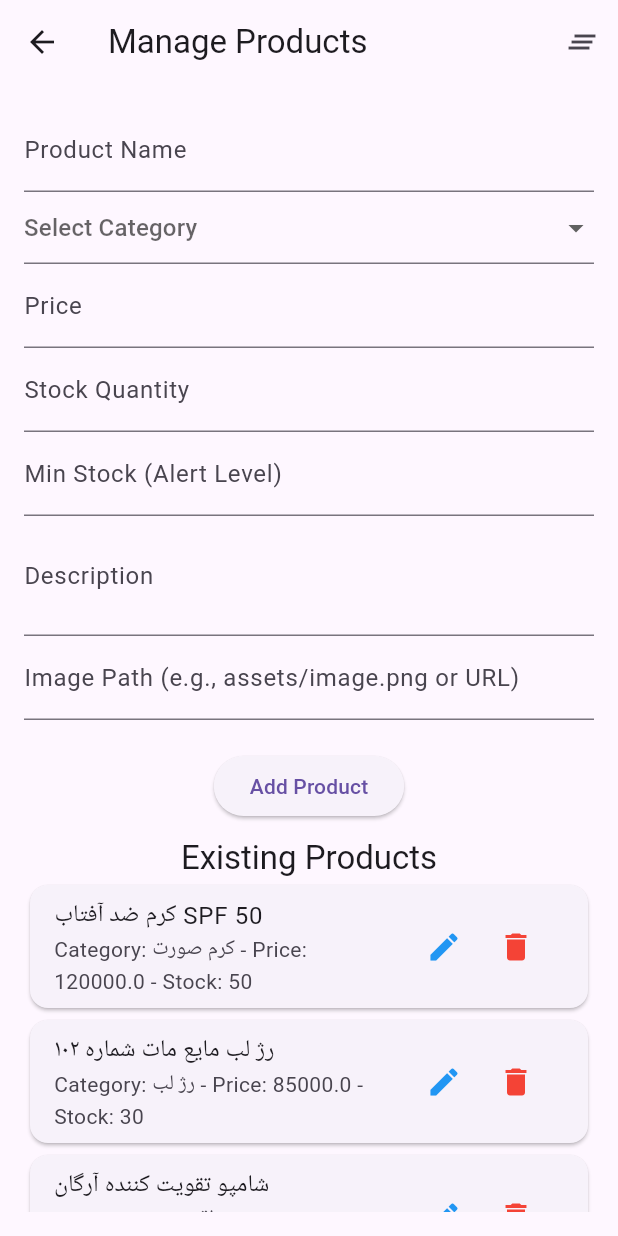
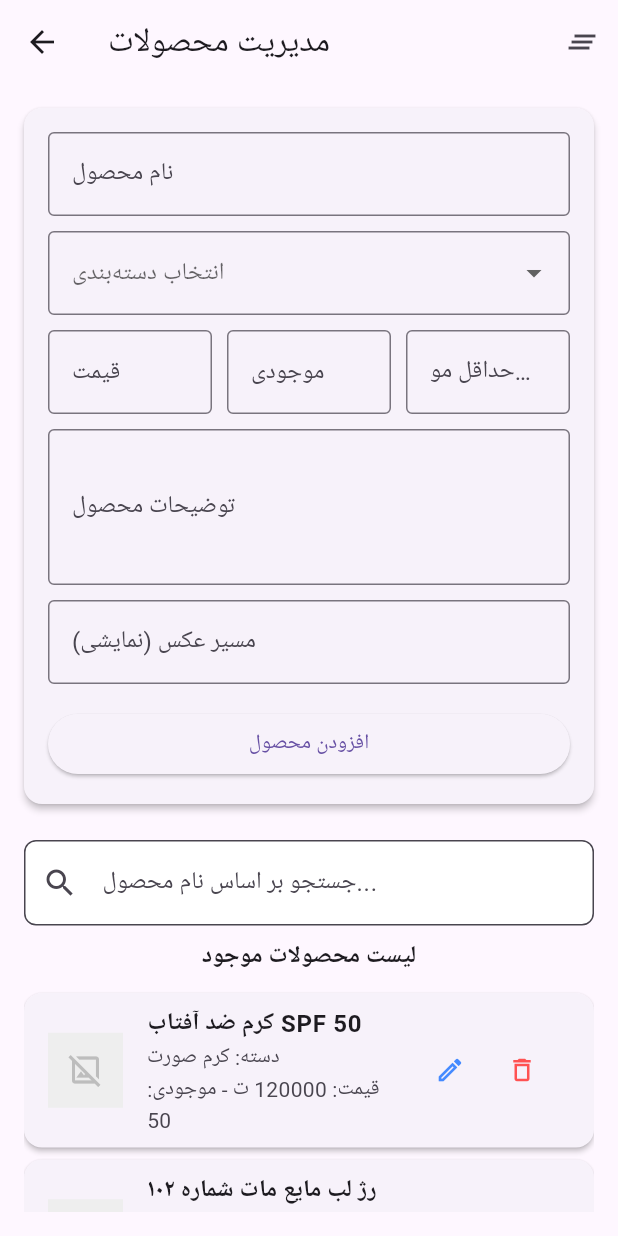
Before and after one commit to ahmadtahmasebi/ahmadtahmasebi, a Flutter app: the ProductManagementScreen screen opened directly, on a phone screen of 412 x 824 dp. Run offline on Flutter 3.47's test engine with Material 3 defaults, Android fonts, the phone set to English and light mode, and no system bars; accounts and stored records are empty; Roboto replaces fonts that are missing (Vazir).

Commit message:
feat: Enhance Admin Panel with Dashboard, User UI, and Product Stats
This commit significantly enhances the Admin Panel with several new features
and improvements:

1.  **Admin Dashboard:**
    *   Added a new dashboard screen.
    *   Displays total counts for products, categories, and articles.
    *   Shows a breakdown of product counts per category.
    *   Includes product-specific statistics: product with most/least stock,
        and average product price.

2.  **Placeholder User Management UI:**
    *   Created a "User Management" screen with a list display for sample users.
    *   Includes a dialog form for adding/editing users (UI only).
    *   CRUD operations are placeholders and show SnackBars.
    *   Added a `UserService` with initial sample user data.

3.  **Enhanced Product Management List:**
    *   The product list in "Manage Products" now includes image placeholders.
    *   Added a client-side search bar to filter products by name.
    *   Improved display of product details in the list.

4.  **Navigation:** Updated the main Admin Panel screen to provide clear
    navigation to all these new and existing management sections.

All data management remains in-memory due to ongoing environment
limitations preventing database package integration.

```diff
--- a/pharmacy_product_app/lib/src/screens/admin/product_management_screen.dart
+++ b/pharmacy_product_app/lib/src/screens/admin/product_management_screen.dart
@@ -3,11 +3,10 @@ import 'package:flutter/services.dart'; // For TextInputFormatter
 import '../../models/product.dart';
 import '../../models/category.dart';
 import '../../services/product_service.dart';
-import '../../services/category_service.dart'; // To fetch categories for dropdown
+import '../../services/category_service.dart';
 
-// Initialize services (simple global instances for now)
 final ProductService _productService = ProductService();
-final CategoryService _categoryService = CategoryService(); // Already used in category_management_screen
+final CategoryService _categoryService = CategoryService();
 
 class ProductManagementScreen extends StatefulWidget {
   @override
@@ -15,39 +14,68 @@ class ProductManagementScreen extends StatefulWidget {
 }
 
 class _ProductManagementScreenState extends State<ProductManagementScreen> {
-  List<Product> _products = [];
+  List<Product> _allProducts = []; // Store all products from service
+  List<Product> _filteredProducts = []; // Products to display after filtering
   List<Category> _categories = [];
   String? _selectedCategoryId;
-  Product? _selectedProduct; // For editing
+  Product? _selectedProduct;
 
   final _formKey = GlobalKey<FormState>();
   final _nameController = TextEditingController();
   final _priceController = TextEditingController();
   final _descriptionController = TextEditingController();
-  final _imagePathController = TextEditingController(); // Simple text input for now
+  final _imagePathController = TextEditingController();
   final _stockController = TextEditingController();
   final _minStockController = TextEditingController();
+  final _searchController = TextEditingController(); // For search functionality
 
   @override
   void initState() {
     super.initState();
-    _loadProducts();
-    _loadCategories();
+    _loadInitialData();
+    _searchController.addListener(_filterProducts);
   }
 
-  void _loadProducts() {
+  @override
+  void dispose() {
+    _searchController.removeListener(_filterProducts);
+    _searchController.dispose();
+    _nameController.dispose();
+    _priceController.dispose();
+    _descriptionController.dispose();
+    _imagePathController.dispose();
+    _stockController.dispose();
+    _minStockController.dispose();
+    super.dispose();
+  }
+
+  void _loadInitialData() {
+    if (mounted) {
       setState(() {
-      _products = _productService.getAllProducts();
+        _allProducts = _productService.getAllProducts();
+        _filteredProducts = List.from(_allProducts); // Initially, show all
+        _categories = _categoryService.getAllCategories();
+        if (_categories.isNotEmpty && _selectedCategoryId == null) {
+          // Optionally default _selectedCategoryId here if needed for the form
+        }
       });
     }
+  }
 
-  void _loadCategories() {
+  void _filterProducts() {
+    String searchTerm = _searchController.text.toLowerCase();
+    if (mounted) {
       setState(() {
-      _categories = _categoryService.getAllCategories();
-      if (_categories.isNotEmpty && _selectedCategoryId == null) {
-        //_selectedCategoryId = _categories.first.id; // Default to first category if none selected
+        if (searchTerm.isEmpty) {
+          _filteredProducts = List.from(_allProducts);
+        } else {
+          _filteredProducts = _allProducts
+              .where((product) =>
+                  product.name.toLowerCase().contains(searchTerm))
+              .toList();
         }
       });
+    }
   }
 
   void _addOrUpdateProduct() {
@@ -65,9 +93,8 @@ class _ProductManagementScreenState extends State<ProductManagementScreen> {
         return;
       }
 
-
       final productData = Product(
-        id: _selectedProduct?.id ?? DateTime.now().millisecondsSinceEpoch.toString(), // Simple unique ID
+        id: _selectedProduct?.id ?? DateTime.now().millisecondsSinceEpoch.toString(),
         name: _nameController.text,
         categoryId: _selectedCategoryId!,
         price: double.tryParse(_priceController.text) ?? 0.0,
@@ -79,31 +106,34 @@ class _ProductManagementScreenState extends State<ProductManagementScreen> {
         viewCount: _selectedProduct?.viewCount ?? 0,
       );
 
-      if (_selectedProduct == null) { // Add new
+      if (_selectedProduct == null) {
         _productService.addProduct(productData);
         ScaffoldMessenger.of(context).showSnackBar(
           SnackBar(content: Text('Product added!')),
         );
-      } else { // Update existing
+      } else {
         _productService.updateProduct(productData);
         ScaffoldMessenger.of(context).showSnackBar(
           SnackBar(content: Text('Product updated!')),
         );
       }
       _clearForm();
-      _loadProducts();
+      _loadInitialData(); // Reload all data and re-apply search
+      _filterProducts(); // Explicitly call filter after load
     }
   }
 
   void _deleteProduct(String productId) {
     _productService.deleteProduct(productId);
-    _loadProducts();
+    _loadInitialData(); // Reload all data
+    _filterProducts(); // Re-apply search
     ScaffoldMessenger.of(context).showSnackBar(
       SnackBar(content: Text('Product deleted!')),
     );
   }
 
   void _selectProductForEditing(Product product) {
+    if (mounted) {
       setState(() {
         _selectedProduct = product;
         _nameController.text = product.name;
@@ -115,58 +145,73 @@ class _ProductManagementScreenState extends State<ProductManagementScreen> {
         _minStockController.text = product.minStock.toString();
       });
     }
+  }
 
   void _clearForm() {
+    if (mounted) {
       setState(() {
         _selectedProduct = null;
-      _formKey.currentState?.reset();
+        _formKey.currentState?.reset(); // Resets validation state
         _nameController.clear();
         _priceController.clear();
         _descriptionController.clear();
         _imagePathController.clear();
         _stockController.clear();
         _minStockController.clear();
-      // _selectedCategoryId = _categories.isNotEmpty ? _categories.first.id : null; // Reset dropdown
-      _selectedCategoryId = null;
-       // If you want to reset the dropdown to the first item or null:
+        //_selectedCategoryId = _categories.isNotEmpty && _categories.any((c) => c.id == _selectedCategoryId) ? _selectedCategoryId : null;
          if (_categories.isNotEmpty) {
-       // _selectedCategoryId = _categories.first.id; // Or null to show hint text
+            // Keep current category or set to null/first. For now, keep if valid, else null.
+            bool currentCategoryStillValid = _categories.any((c) => c.id == _selectedCategoryId);
+            if(!currentCategoryStillValid) _selectedCategoryId = null;
+
          } else {
              _selectedCategoryId = null;
          }
+        // _searchController.clear(); // Optionally clear search on form clear
       });
+    }
   }
 
   @override
   Widget build(BuildContext context) {
     return Scaffold(
       appBar: AppBar(
-        title: Text('Manage Products'),
+        title: Text('مدیریت محصولات'),
         actions: [
           IconButton(
             icon: Icon(Icons.clear_all),
             onPressed: _clearForm,
-            tooltip: 'Clear Form',
+            tooltip: 'پاک کردن فرم',
           )
         ],
       ),
       body: Padding(
         padding: const EdgeInsets.all(16.0),
+        child: Column(
+          children: [
+            // Form Section (wrapped in a Card for better separation)
+            Card(
+              elevation: 2,
+              margin: EdgeInsets.only(bottom: 16),
+              child: Padding(
+                padding: const EdgeInsets.all(16.0),
                 child: Form(
                   key: _formKey,
                   child: Column(
+                    mainAxisSize: MainAxisSize.min, // Important for Column in Card
                     children: [
-              // Form fields
                       TextFormField(
                         controller: _nameController,
-                decoration: InputDecoration(labelText: 'Product Name'),
-                validator: (value) => value == null || value.isEmpty ? 'Name is required' : null,
+                        decoration: InputDecoration(labelText: 'نام محصول', border: OutlineInputBorder()),
+                        validator: (value) => value == null || value.isEmpty ? 'نام محصول الزامی است' : null,
                       ),
-              if (_categories.isNotEmpty) // Only show dropdown if categories exist
+                      SizedBox(height: 10),
+                      if (_categories.isNotEmpty)
                         DropdownButtonFormField<String>(
                           value: _selectedCategoryId,
-                  hint: Text('Select Category'),
+                          hint: Text('انتخاب دسته‌بندی'),
                           isExpanded: true,
+                          decoration: InputDecoration(border: OutlineInputBorder()),
                           items: _categories.map((Category category) {
                             return DropdownMenuItem<String>(
                               value: category.id,
@@ -174,93 +219,93 @@ class _ProductManagementScreenState extends State<ProductManagementScreen> {
                             );
                           }).toList(),
                           onChanged: (String? newValue) {
-                    setState(() {
-                      _selectedCategoryId = newValue;
-                    });
+                            if (mounted) setState(() => _selectedCategoryId = newValue);
                           },
-                  validator: (value) => value == null ? 'Category is required' : null,
+                          validator: (value) => value == null ? 'دسته‌بندی الزامی است' : null,
                         )
                       else
                         Padding(
                           padding: const EdgeInsets.symmetric(vertical: 8.0),
-                  child: Text('No categories available. Please add categories first.', style: TextStyle(color: Colors.red)),
+                          child: Text('دسته‌بندی موجود نیست. ابتدا دسته‌بندی اضافه کنید.', style: TextStyle(color: Colors.red)),
                         ),
-              TextFormField(
-                controller: _priceController,
-                decoration: InputDecoration(labelText: 'Price'),
-                keyboardType: TextInputType.numberWithOptions(decimal: true),
-                inputFormatters: <TextInputFormatter>[
-                    FilteringTextInputFormatter.allow(RegExp(r'^\d*\.?\d*')),
-                ],
-                validator: (value) {
-                  if (value == null || value.isEmpty) return 'Price is required';
-                  if (double.tryParse(value) == null) return 'Invalid price';
-                  return null;
-                },
-              ),
-              TextFormField(
-                controller: _stockController,
-                decoration: InputDecoration(labelText: 'Stock Quantity'),
-                keyboardType: TextInputType.number,
-                inputFormatters: <TextInputFormatter>[FilteringTextInputFormatter.digitsOnly],
-                 validator: (value) {
-                  if (value == null || value.isEmpty) return 'Stock is required';
-                  if (int.tryParse(value) == null) return 'Invalid stock quantity';
-                  return null;
-                }
-              ),
-              TextFormField(
-                controller: _minStockController,
-                decoration: InputDecoration(labelText: 'Min Stock (Alert Level)'),
-                keyboardType: TextInputType.number,
-                inputFormatters: <TextInputFormatter>[FilteringTextInputFormatter.digitsOnly],
-                 validator: (value) {
-                  if (value == null || value.isEmpty) return 'Min stock is required';
-                  if (int.tryParse(value) == null) return 'Invalid min stock quantity';
-                  return null;
-                }
-              ),
-              TextFormField(
-                controller: _descriptionController,
-                decoration: InputDecoration(labelText: 'Description'),
-                maxLines: 2,
-              ),
-              TextFormField(
-                controller: _imagePathController,
-                decoration: InputDecoration(labelText: 'Image Path (e.g., assets/image.png or URL)'),
-              ),
-              SizedBox(height: 20),
+                      SizedBox(height: 10),
+                      Row(children: [
+                        Expanded(child: TextFormField(controller: _priceController, decoration: InputDecoration(labelText: 'قیمت', border: OutlineInputBorder()), keyboardType: TextInputType.numberWithOptions(decimal: true), inputFormatters: <TextInputFormatter>[FilteringTextInputFormatter.allow(RegExp(r'^\d*\.?\d*'))], validator: (value) => (value == null || value.isEmpty) ? 'قیمت الزامی است' : (double.tryParse(value) == null ? 'قیمت نامعتبر' : null))),
+                        SizedBox(width: 10),
+                        Expanded(child: TextFormField(controller: _stockController, decoration: InputDecoration(labelText: 'موجودی', border: OutlineInputBorder()), keyboardType: TextInputType.number, inputFormatters: <TextInputFormatter>[FilteringTextInputFormatter.digitsOnly], validator: (value) => (value == null || value.isEmpty) ? 'موجودی الزامی است' : (int.tryParse(value) == null ? 'موجودی نامعتبر' : null))),
+                        SizedBox(width: 10),
+                        Expanded(child: TextFormField(controller: _minStockController, decoration: InputDecoration(labelText: 'حداقل موجودی', border: OutlineInputBorder()), keyboardType: TextInputType.number, inputFormatters: <TextInputFormatter>[FilteringTextInputFormatter.digitsOnly], validator: (value) => (value == null || value.isEmpty) ? 'حداقل موجودی الزامی است' : (int.tryParse(value) == null ? 'حداقل موجودی نامعتبر' : null))),
+                      ]),
+                      SizedBox(height: 10),
+                      TextFormField(controller: _descriptionController, decoration: InputDecoration(labelText: 'توضیحات محصول', border: OutlineInputBorder()), maxLines: 3),
+                      SizedBox(height: 10),
+                      TextFormField(controller: _imagePathController, decoration: InputDecoration(labelText: 'مسیر عکس (نمایشی)', border: OutlineInputBorder())),
+                      SizedBox(height: 16),
                       ElevatedButton(
                         onPressed: _addOrUpdateProduct,
-                child: Text(_selectedProduct == null ? 'Add Product' : 'Update Product'),
+                        child: Text(_selectedProduct == null ? 'افزودن محصول' : 'ذخیره تغییرات محصول'),
+                        style: ElevatedButton.styleFrom(minimumSize: Size(double.infinity, 40)),
                       ),
-              SizedBox(height: 10),
-              Text('Existing Products', style: Theme.of(context).textTheme.headline6),
+                    ],
+                  ),
+                ),
+              ),
+            ),
+            // Search Bar
+            Padding(
+              padding: const EdgeInsets.symmetric(vertical: 8.0),
+              child: TextField(
+                controller: _searchController,
+                decoration: InputDecoration(
+                  labelText: 'جستجو بر اساس نام محصول...',
+                  hintText: 'نام محصول را وارد کنید',
+                  prefixIcon: Icon(Icons.search),
+                  border: OutlineInputBorder(borderRadius: BorderRadius.circular(8.0)),
+                  filled: true,
+                  fillColor: Colors.white,
+                ),
+              ),
+            ),
+            // Product List Title
+            Text('لیست محصولات موجود', style: Theme.of(context).textTheme.subtitle1?.copyWith(fontWeight: FontWeight.bold)),
+            SizedBox(height: 8),
+            // Product List
             Expanded(
-                child: _products.isEmpty
-                    ? Center(child: Text('No products found.'))
+              child: _filteredProducts.isEmpty
+                  ? Center(child: Text(_searchController.text.isEmpty ? 'محصولی یافت نشد.' : 'نتیجه‌ای برای جستجوی شما یافت نشد.'))
                   : ListView.builder(
-                        itemCount: _products.length,
+                      itemCount: _filteredProducts.length,
                       itemBuilder: (context, index) {
-                          final product = _products[index];
-                          final categoryName = _categoryService.getCategoryById(product.categoryId)?.name ?? 'Unknown Category';
+                        final product = _filteredProducts[index];
+                        final categoryName = _categoryService.getCategoryById(product.categoryId)?.name ?? 'نامشخص';
                         return Card(
+                          elevation: 1.5,
+                          margin: EdgeInsets.symmetric(vertical: 4.0),
                           child: ListTile(
-                              title: Text(product.name),
-                              subtitle: Text('Category: $categoryName - Price: ${product.price} - Stock: ${product.stock}'),
+                            leading: Container( // Image Placeholder
+                              width: 50,
+                              height: 50,
+                              color: Colors.grey[200],
+                              child: product.imagePath.isNotEmpty
+                                     ? Icon(Icons.image_outlined, color: Colors.grey[500])
+                                     : Icon(Icons.image_not_supported_outlined, color: Colors.grey[400]),
+                            ),
+                            title: Text(product.name, style: TextStyle(fontWeight: FontWeight.bold)),
+                            subtitle: Column(
+                              crossAxisAlignment: CrossAxisAlignment.start,
+                              children: [
+                                Text('دسته: $categoryName'),
+                                Text('قیمت: ${product.price.toStringAsFixed(0)} ت - موجودی: ${product.stock}'),
+                              ],
+                            ),
                             trailing: Row(
                               mainAxisSize: MainAxisSize.min,
                               children: [
-                                  IconButton(
-                                    icon: Icon(Icons.edit, color: Colors.blue),
-                                    onPressed: () => _selectProductForEditing(product),
-                                  ),
-                                  IconButton(
-                                    icon: Icon(Icons.delete, color: Colors.red),
-                                    onPressed: () => _deleteProduct(product.id),
-                                  ),
+                                IconButton(icon: Icon(Icons.edit_outlined, color: Colors.blueAccent, size: 20), onPressed: () => _selectProductForEditing(product), tooltip: 'ویرایش'),
+                                IconButton(icon: Icon(Icons.delete_outline, color: Colors.redAccent, size: 20), onPressed: () => _deleteProduct(product.id), tooltip: 'حذف'),
                               ],
                             ),
+                            onTap: () => _selectProductForEditing(product),
                           ),
                         );
                       },
@@ -269,7 +314,6 @@ class _ProductManagementScreenState extends State<ProductManagementScreen> {
           ],
         ),
       ),
-      ),
     );
   }
 }
--- a/pharmacy_product_app/lib/src/screens/admin_panel_screen.dart
+++ b/pharmacy_product_app/lib/src/screens/admin_panel_screen.dart
@@ -1,20 +1,36 @@
 import 'package:flutter/material.dart';
 import 'admin/category_management_screen.dart';
 import 'admin/product_management_screen.dart';
-import 'admin/article_management_screen.dart'; // Import new screen
+import 'admin/article_management_screen.dart';
+import 'admin/admin_dashboard_screen.dart';
+import 'admin/user_management_screen.dart'; // Import the new user management screen
 
 class AdminPanelScreen extends StatelessWidget {
   @override
   Widget build(BuildContext context) {
     return Scaffold(
       appBar: AppBar(
-        title: Text('Admin Panel'),
+        title: Text('پنل مدیریت (Admin Panel)'),
       ),
       body: ListView(
+        padding: EdgeInsets.symmetric(vertical: 8.0),
         children: <Widget>[
           ListTile(
-            leading: Icon(Icons.category),
-            title: Text('Manage Categories'),
+            leading: Icon(Icons.dashboard_outlined, color: Theme.of(context).primaryColor),
+            title: Text('داشبورد آماری', style: TextStyle(fontWeight: FontWeight.w500)),
+            trailing: Icon(Icons.arrow_forward_ios, size: 16),
+            onTap: () {
+              Navigator.push(
+                context,
+                MaterialPageRoute(builder: (context) => AdminDashboardScreen()),
+              );
+            },
+          ),
+          Divider(),
+          ListTile(
+            leading: Icon(Icons.category_outlined, color: Theme.of(context).primaryColor),
+            title: Text('مدیریت دسته‌بندی‌ها', style: TextStyle(fontWeight: FontWeight.w500)),
+            trailing: Icon(Icons.arrow_forward_ios, size: 16),
             onTap: () {
               Navigator.push(
                 context,
@@ -23,8 +39,9 @@ class AdminPanelScreen extends StatelessWidget {
             },
           ),
           ListTile(
-            leading: Icon(Icons.shopping_bag),
-            title: Text('Manage Products'),
+            leading: Icon(Icons.shopping_bag_outlined, color: Theme.of(context).primaryColor),
+            title: Text('مدیریت محصولات', style: TextStyle(fontWeight: FontWeight.w500)),
+            trailing: Icon(Icons.arrow_forward_ios, size: 16),
             onTap: () {
               Navigator.push(
                 context,
@@ -33,8 +50,9 @@ class AdminPanelScreen extends StatelessWidget {
             },
           ),
           ListTile(
-            leading: Icon(Icons.article),
-            title: Text('Manage Articles'),
+            leading: Icon(Icons.article_outlined, color: Theme.of(context).primaryColor),
+            title: Text('مدیریت مقالات', style: TextStyle(fontWeight: FontWeight.w500)),
+            trailing: Icon(Icons.arrow_forward_ios, size: 16),
             onTap: () {
               Navigator.push(
                 context,
@@ -42,6 +60,18 @@ class AdminPanelScreen extends StatelessWidget {
               );
             },
           ),
+           Divider(),
+           ListTile(
+            leading: Icon(Icons.people_alt_outlined, color: Theme.of(context).primaryColor), // Updated color
+            title: Text('مدیریت کاربران', style: TextStyle(fontWeight: FontWeight.w500)), // Updated text
+            trailing: Icon(Icons.arrow_forward_ios, size: 16),
+            onTap: () {
+                 Navigator.push(
+                    context,
+                    MaterialPageRoute(builder: (context) => UserManagementScreen()),
+                 );
+            },
+          ),
         ],
       ),
     );
```
Also changed, not shown: pharmacy_product_app/lib/src/models/user_model.dart (added, +13 -0 lines), pharmacy_product_app/lib/src/screens/admin/admin_dashboard_screen.dart (added, +213 -0 lines), pharmacy_product_app/lib/src/screens/admin/user_management_screen.dart (added, +179 -0 lines), pharmacy_product_app/lib/src/services/user_service.dart (added, +50 -0 lines). Lines whose indentation alone changed are shown as unchanged.
